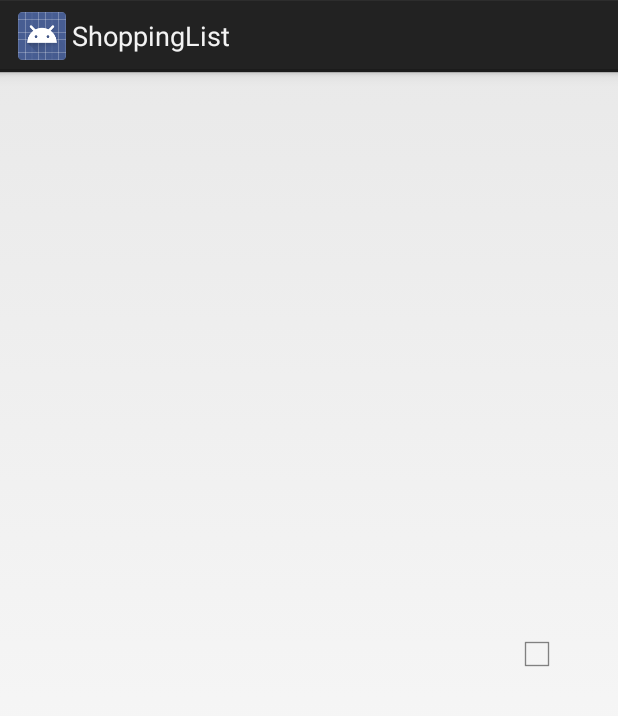
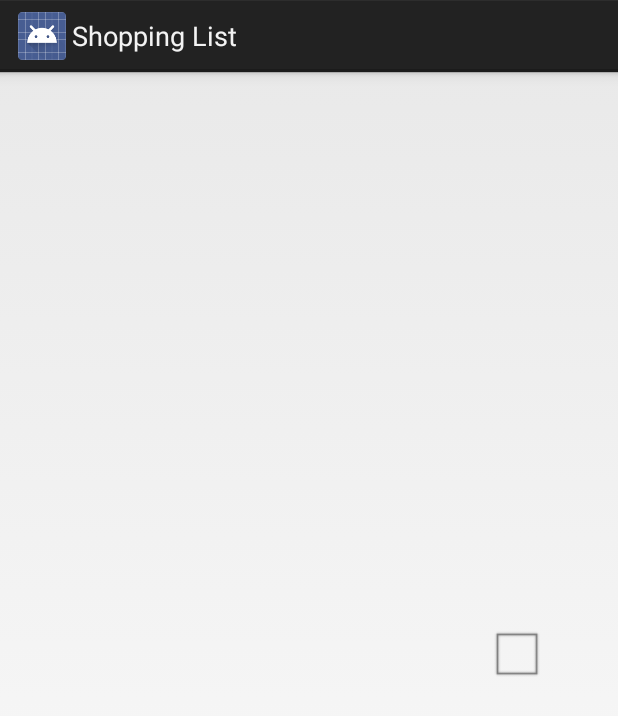
Before and after one commit to nguyenti/ShoppingList_Android, an Android app: the layout row_item.xml on its own in the app's theme, with its tools: preview values and no code run, on a phone screen of 412 x 824 dp. Shown: the top 716 px of the screen. Run offline under Robolectric (Android 15) with nearby library versions, the phone set to English and light mode, and no system bars.

```diff
--- a/app/src/main/AndroidManifest.xml
+++ b/app/src/main/AndroidManifest.xml
@@ -17,7 +17,8 @@
         </activity>
         <activity
             android:name=".SplashScreen"
-            android:label="@string/title_activity_splash_screen" >
+            android:label="@string/app_name"
+            android:theme="@android:style/Theme.NoTitleBar" >
             <intent-filter>
                 <action android:name="android.intent.action.MAIN" />
 
--- a/app/src/main/res/layout/row_item.xml
+++ b/app/src/main/res/layout/row_item.xml
@@ -8,25 +8,32 @@
         android:id="@+id/ivIcon"
         android:layout_width="wrap_content"
         android:layout_height="wrap_content"
-        android:layout_weight="10"/>
+        android:layout_weight="20"
+        android:maxWidth="80dp"
+        android:maxHeight="80dp"
+        android:adjustViewBounds="true"
+        android:scaleType="fitCenter" />
 
     <LinearLayout
         android:layout_width="wrap_content"
         android:layout_height="wrap_content"
+        android:layout_gravity="center_vertical"
         android:orientation="vertical"
-        android:layout_weight="80">
+        android:layout_weight="70">
+
+        <TextView
+            android:id="@+id/tvName"
+            android:layout_width="wrap_content"
+            android:layout_height="wrap_content"
+            android:textColor="#000000"
+            android:textSize="20sp" />
 
         <TextView
             android:id="@+id/tvQuantity"
             android:layout_width="wrap_content"
             android:layout_height="wrap_content"
-            android:textColor="#000000"/>
-
-        <TextView
-            android:id="@+id/tvName"
-            android:layout_width="wrap_content"
-            android:layout_height="wrap_content"
-            android:textColor="#000000" />
+            android:textColor="#000000"
+            android:textSize="20sp" />
 
     </LinearLayout>
 
@@ -34,6 +41,8 @@
         android:id="@+id/cbBought"
         android:layout_width="wrap_content"
         android:layout_height="wrap_content"
+        android:scaleX="1.70"
+        android:scaleY="1.70"
         android:layout_gravity="center_vertical"
         android:layout_weight="10"/>
 
--- a/app/src/main/res/menu/create_new_item.xml
+++ b/app/src/main/res/menu/create_new_item.xml
@@ -1,8 +1,4 @@
 <menu xmlns:android="http://schemas.android.com/apk/res/android"
     xmlns:tools="http://schemas.android.com/tools"
     tools:context="hu.ait.tiffanynguyen.shoppinglist.CreateNewItemActivity" >
-    <item android:id="@+id/action_settings"
-        android:title="@string/action_settings"
-        android:orderInCategory="100"
-        android:showAsAction="never" />
 </menu>
--- a/app/src/main/res/menu/splash_screen.xml
+++ b/app/src/main/res/menu/splash_screen.xml
@@ -1,8 +1,4 @@
 <menu xmlns:android="http://schemas.android.com/apk/res/android"
     xmlns:tools="http://schemas.android.com/tools"
     tools:context="hu.ait.tiffanynguyen.shoppinglist.SplashScreen" >
-    <item android:id="@+id/action_settings"
-        android:title="@string/action_settings"
-        android:orderInCategory="100"
-        android:showAsAction="never" />
 </menu>
```
Also changed, not shown: app/src/main/java/hu/ait/tiffanynguyen/shoppinglist/CreateNewItemActivity.java (+9 -1 lines), app/src/main/java/hu/ait/tiffanynguyen/shoppinglist/ItemsListActivity.java (+25 -3 lines), app/src/main/java/hu/ait/tiffanynguyen/shoppinglist/adapter/ItemAdapter.java (+30 -3 lines), app/src/main/java/hu/ait/tiffanynguyen/shoppinglist/data/Item.java (+7 -3 lines), app/src/main/res/menu/items_list.xml (+9 -2 lines), app/src/main/res/values/strings.xml (+3 -4 lines), app/src/main/res/drawable-hdpi/ic_action_discard.png (added), app/src/main/res/drawable-hdpi/ic_action_new.png (added), app/src/main/res/drawable-mdpi/ic_action_discard.png (added), app/src/main/res/drawable-mdpi/ic_action_new.png (added), app/src/main/res/drawable-xhdpi/ic_action_discard.png (added), app/src/main/res/drawable-xhdpi/ic_action_new.png (added), app/src/main/res/drawable-xxhdpi/ic_action_discard.png (added), app/src/main/res/drawable-xxhdpi/ic_action_new.png (added).
